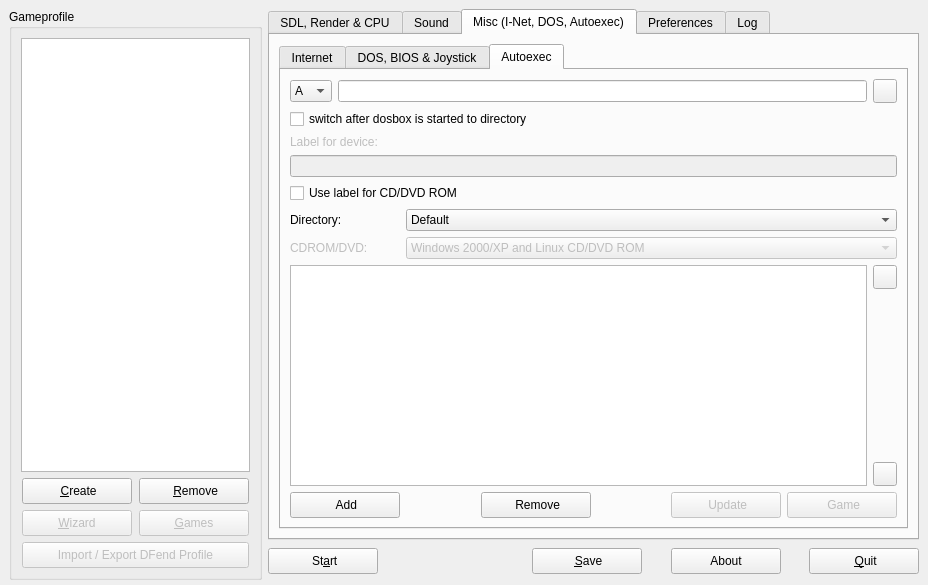
Before: the Qt Designer form ui/dboxfe.ui in LasDesu/DBoxFE, drawn with Qt 5.
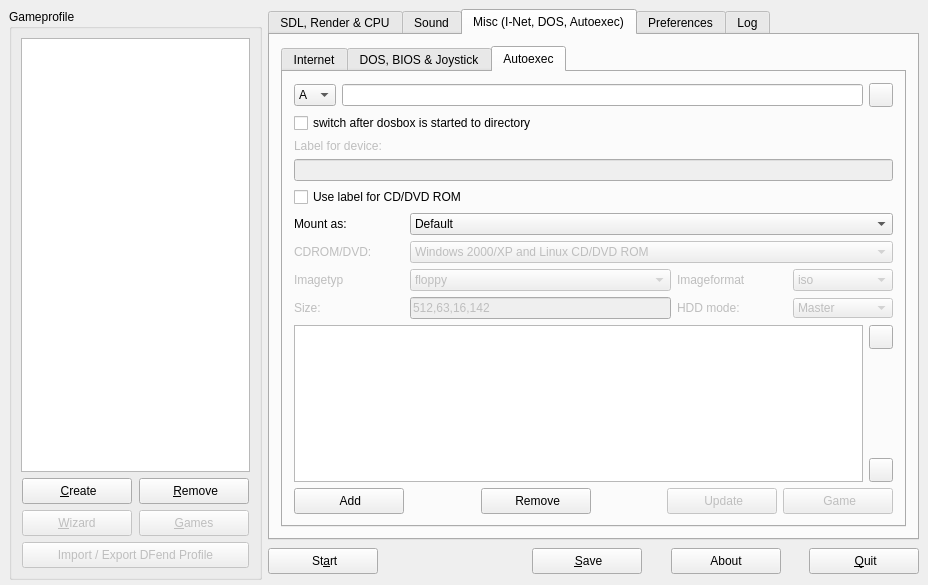
After: the same form once the commit is applied. The open tabs and pages were chosen to show the change. Icons and pictures are not drawn.

Commit message: * update dboxfe.ui   - add option to mount image file

What changed in the file:
```diff
--- a/ui/dboxfe.ui
+++ b/ui/dboxfe.ui
@@ -3223,24 +3223,6 @@
        <string>Misc (I-Net, DOS, Autoexec)</string>
       </attribute>
       <layout class="QGridLayout" >
-       <property name="leftMargin" >
-        <number>9</number>
-       </property>
-       <property name="topMargin" >
-        <number>9</number>
-       </property>
-       <property name="rightMargin" >
-        <number>9</number>
-       </property>
-       <property name="bottomMargin" >
-        <number>9</number>
-       </property>
-       <property name="horizontalSpacing" >
-        <number>6</number>
-       </property>
-       <property name="verticalSpacing" >
-        <number>6</number>
-       </property>
        <item row="0" column="0" >
         <widget class="QTabWidget" name="twMisc" >
          <property name="currentIndex" >
@@ -4692,433 +4674,6 @@
            <string>Autoexec</string>
           </attribute>
           <layout class="QGridLayout" >
-           <property name="leftMargin" >
-            <number>9</number>
-           </property>
-           <property name="topMargin" >
-            <number>9</number>
-           </property>
-           <property name="rightMargin" >
-            <number>9</number>
-           </property>
-           <property name="bottomMargin" >
-            <number>9</number>
-           </property>
-           <property name="horizontalSpacing" >
-            <number>6</number>
-           </property>
-           <property name="verticalSpacing" >
-            <number>6</number>
-           </property>
-           <item row="5" column="0" colspan="2" >
-            <layout class="QHBoxLayout" >
-             <property name="spacing" >
-              <number>6</number>
-             </property>
-             <property name="leftMargin" >
-              <number>0</number>
-             </property>
-             <property name="topMargin" >
-              <number>0</number>
-             </property>
-             <property name="rightMargin" >
-              <number>0</number>
-             </property>
-             <property name="bottomMargin" >
-              <number>0</number>
-             </property>
-             <item>
-              <widget class="QPushButton" name="btnAutoexecAdd" >
-               <property name="minimumSize" >
-                <size>
-                 <width>110</width>
-                 <height>26</height>
-                </size>
-               </property>
-               <property name="maximumSize" >
-                <size>
-                 <width>110</width>
-                 <height>26</height>
-                </size>
-               </property>
-               <property name="text" >
-                <string> Add</string>
-               </property>
-               <property name="icon" >
-                <iconset resource="../res/dboxfe.qrc" >:/pics/images/add_16.png</iconset>
-               </property>
-               <property name="flat" >
-                <bool>false</bool>
-               </property>
-              </widget>
-             </item>
-             <item>
-              <spacer>
-               <property name="orientation" >
-                <enum>Qt::Horizontal</enum>
-               </property>
-               <property name="sizeHint" >
-                <size>
-                 <width>40</width>
-                 <height>20</height>
-                </size>
-               </property>
-              </spacer>
-             </item>
-             <item>
-              <widget class="QPushButton" name="btnAutoexecRemove" >
-               <property name="minimumSize" >
-                <size>
-                 <width>110</width>
-                 <height>26</height>
-                </size>
-               </property>
-               <property name="maximumSize" >
-                <size>
-                 <width>110</width>
-                 <height>26</height>
-                </size>
-               </property>
-               <property name="text" >
-                <string> Remove</string>
-               </property>
-               <property name="icon" >
-                <iconset resource="../res/dboxfe.qrc" >:/pics/images/delete_16.png</iconset>
-               </property>
-              </widget>
-             </item>
-             <item>
-              <spacer>
-               <property name="orientation" >
-                <enum>Qt::Horizontal</enum>
-               </property>
-               <property name="sizeHint" >
-                <size>
-                 <width>40</width>
-                 <height>20</height>
-                </size>
-               </property>
-              </spacer>
-             </item>
-             <item>
-              <widget class="QPushButton" name="btnAutoexecUpdate" >
-               <property name="enabled" >
-                <bool>false</bool>
-               </property>
-               <property name="minimumSize" >
-                <size>
-                 <width>110</width>
-                 <height>26</height>
-                </size>
-               </property>
-               <property name="maximumSize" >
-                <size>
-                 <width>110</width>
-                 <height>26</height>
-                </size>
-               </property>
-               <property name="text" >
-                <string> Update</string>
-               </property>
-               <property name="icon" >
-                <iconset resource="../res/dboxfe.qrc" >:/pics/images/undo_16.png</iconset>
-               </property>
-              </widget>
-             </item>
-             <item>
-              <widget class="QPushButton" name="btnGame" >
-               <property name="enabled" >
-                <bool>false</bool>
-               </property>
-               <property name="minimumSize" >
-                <size>
-                 <width>110</width>
-                 <height>26</height>
-                </size>
-               </property>
-               <property name="maximumSize" >
-                <size>
-                 <width>110</width>
-                 <height>26</height>
-                </size>
-               </property>
-               <property name="text" >
-                <string> Game</string>
-               </property>
-               <property name="icon" >
-                <iconset resource="../res/dboxfe.qrc" >:/pics/images/disc-media_16.png</iconset>
-               </property>
-              </widget>
-             </item>
-            </layout>
-           </item>
-           <item row="4" column="1" >
-            <layout class="QGridLayout" >
-             <property name="leftMargin" >
-              <number>0</number>
-             </property>
-             <property name="topMargin" >
-              <number>0</number>
-             </property>
-             <property name="rightMargin" >
-              <number>0</number>
-             </property>
-             <property name="bottomMargin" >
-              <number>0</number>
-             </property>
-             <property name="horizontalSpacing" >
-              <number>6</number>
-             </property>
-             <property name="verticalSpacing" >
-              <number>6</number>
-             </property>
-             <item row="1" column="0" >
-              <spacer>
-               <property name="orientation" >
-                <enum>Qt::Vertical</enum>
-               </property>
-               <property name="sizeHint" >
-                <size>
-                 <width>20</width>
-                 <height>40</height>
-                </size>
-               </property>
-              </spacer>
-             </item>
-             <item row="2" column="0" >
-              <widget class="QPushButton" name="btnAutoexecDown" >
-               <property name="minimumSize" >
-                <size>
-                 <width>24</width>
-                 <height>24</height>
-                </size>
-               </property>
-               <property name="maximumSize" >
-                <size>
-                 <width>24</width>
-                 <height>24</height>
-                </size>
-               </property>
-               <property name="text" >
-                <string/>
-               </property>
-               <property name="icon" >
-                <iconset resource="../res/dboxfe.qrc" >:/pics/images/arrow-down_16.png</iconset>
-               </property>
-              </widget>
-             </item>
-             <item row="0" column="0" >
-              <widget class="QPushButton" name="btnAutoexecUp" >
-               <property name="minimumSize" >
-                <size>
-                 <width>24</width>
-                 <height>24</height>
-                </size>
-               </property>
-               <property name="maximumSize" >
-                <size>
-                 <width>24</width>
-                 <height>24</height>
-                </size>
-               </property>
-               <property name="text" >
-                <string/>
-               </property>
-               <property name="icon" >
-                <iconset resource="../res/dboxfe.qrc" >:/pics/images/arrow-up_16.png</iconset>
-               </property>
-              </widget>
-             </item>
-            </layout>
-           </item>
-           <item row="3" column="0" colspan="2" >
-            <layout class="QGridLayout" >
-             <property name="leftMargin" >
-              <number>0</number>
-             </property>
-             <property name="topMargin" >
-              <number>0</number>
-             </property>
-             <property name="rightMargin" >
-              <number>0</number>
-             </property>
-             <property name="bottomMargin" >
-              <number>0</number>
-             </property>
-             <property name="horizontalSpacing" >
-              <number>6</number>
-             </property>
-             <property name="verticalSpacing" >
-              <number>6</number>
-             </property>
-             <item row="0" column="0" >
-              <widget class="QLabel" name="lblAutoexecCDDVDROMOption" >
-               <property name="enabled" >
-                <bool>false</bool>
-               </property>
-               <property name="minimumSize" >
-                <size>
-                 <width>110</width>
-                 <height>0</height>
-                </size>
-               </property>
-               <property name="maximumSize" >
-                <size>
-                 <width>110</width>
-                 <height>16777215</height>
-                </size>
-               </property>
-               <property name="text" >
-                <string>CDROM/DVD:</string>
-               </property>
-               <property name="buddy" >
-                <cstring>cbxAutoexecCDDVDROMOption</cstring>
-               </property>
-              </widget>
-             </item>
-             <item row="0" column="1" >
-              <widget class="QComboBox" name="cbxAutoexecCDDVDROMOption" >
-               <property name="enabled" >
-                <bool>false</bool>
-               </property>
-               <item>
-                <property name="text" >
-                 <string>Windows 2000/XP and Linux CD/DVD ROM</string>
-                </property>
-               </item>
-               <item>
-                <property name="text" >
-                 <string>Windows 98 CD/DVD ROM</string>
-                </property>
-               </item>
-              </widget>
-             </item>
-            </layout>
-           </item>
-           <item row="2" column="0" colspan="2" >
-            <layout class="QGridLayout" >
-             <property name="leftMargin" >
-              <number>0</number>
-             </property>
-             <property name="topMargin" >
-              <number>0</number>
-             </property>
-             <property name="rightMargin" >
-              <number>0</number>
-             </property>
-             <property name="bottomMargin" >
-              <number>0</number>
-             </property>
-             <property name="horizontalSpacing" >
-              <number>6</number>
-             </property>
-             <property name="verticalSpacing" >
-              <number>6</number>
-             </property>
-             <item row="0" column="0" >
-              <widget class="QLabel" name="lblAutoexecDirectoryOption" >
-               <property name="minimumSize" >
-                <size>
-                 <width>110</width>
-                 <height>0</height>
-                </size>
-               </property>
-               <property name="maximumSize" >
-                <size>
-                 <width>110</width>
-                 <height>16777215</height>
-                </size>
-               </property>
-               <property name="text" >
-                <string>Directory:</string>
-               </property>
-               <property name="buddy" >
-                <cstring>cbxAutoexecDirectoryOption</cstring>
-               </property>
-              </widget>
-             </item>
-             <item row="0" column="1" >
-              <widget class="QComboBox" name="cbxAutoexecDirectoryOption" >
-               <item>
-                <property name="text" >
-                 <string>Default</string>
-                </property>
-               </item>
-               <item>
-                <property name="text" >
-                 <string>Use directory as CD/DVD ROM</string>
-                </property>
-               </item>
-               <item>
-                <property name="text" >
-                 <string>Use directory as floppy drive</string>
-                </property>
-               </item>
-              </widget>
-             </item>
-            </layout>
-           </item>
-           <item row="1" column="0" colspan="2" >
-            <layout class="QGridLayout" >
-             <property name="leftMargin" >
-              <number>0</number>
-             </property>
-             <property name="topMargin" >
-              <number>0</number>
-             </property>
-             <property name="rightMargin" >
-              <number>0</number>
-             </property>
-             <property name="bottomMargin" >
-              <number>0</number>
-             </property>
-             <property name="horizontalSpacing" >
-              <number>6</number>
-             </property>
-             <property name="verticalSpacing" >
-              <number>6</number>
-             </property>
-             <item row="2" column="0" >
-              <widget class="QCheckBox" name="chkBoxLabelCDDVD" >
-               <property name="text" >
-                <string>Use label for CD/DVD ROM</string>
-               </property>
-              </widget>
-             </item>
-             <item row="0" column="0" >
-              <widget class="QLabel" name="lblDeviceName" >
-               <property name="enabled" >
-                <bool>false</bool>
-               </property>
-               <property name="minimumSize" >
-                <size>
-                 <width>110</width>
-                 <height>0</height>
-                </size>
-               </property>
-               <property name="maximumSize" >
-                <size>
-                 <width>110</width>
-                 <height>16777215</height>
-                </size>
-               </property>
-               <property name="text" >
-                <string>Label for device:</string>
-               </property>
-               <property name="buddy" >
-                <cstring>LEDeviceLabel</cstring>
-               </property>
-              </widget>
-             </item>
-             <item row="1" column="0" >
-              <widget class="QLineEdit" name="LEDeviceLabel" >
-               <property name="enabled" >
-                <bool>false</bool>
-               </property>
-              </widget>
-             </item>
-            </layout>
-           </item>
            <item row="0" column="0" colspan="2" >
             <layout class="QGridLayout" >
              <property name="leftMargin" >
@@ -5310,14 +4865,626 @@
                 </widget>
                </item>
                <item row="0" column="1" >
-                <widget class="QLineEdit" name="LEDrives" />
+                <widget class="QLineEdit" name="LEDrives" >
+                 <property name="text" >
+                  <string/>
+                 </property>
+                </widget>
                </item>
               </layout>
              </item>
             </layout>
            </item>
+           <item row="1" column="0" colspan="2" >
+            <layout class="QGridLayout" >
+             <property name="leftMargin" >
+              <number>0</number>
+             </property>
+             <property name="topMargin" >
+              <number>0</number>
+             </property>
+             <property name="rightMargin" >
+              <number>0</number>
+             </property>
+             <property name="bottomMargin" >
+              <number>0</number>
+             </property>
+             <property name="horizontalSpacing" >
+              <number>6</number>
+             </property>
+             <property name="verticalSpacing" >
+              <number>6</number>
+             </property>
+             <item row="2" column="0" >
+              <widget class="QCheckBox" name="chkBoxLabelCDDVD" >
+               <property name="text" >
+                <string>Use label for CD/DVD ROM</string>
+               </property>
+              </widget>
+             </item>
+             <item row="0" column="0" >
+              <widget class="QLabel" name="lblDeviceName" >
+               <property name="enabled" >
+                <bool>false</bool>
+               </property>
+               <property name="minimumSize" >
+                <size>
+                 <width>110</width>
+                 <height>0</height>
+                </size>
+               </property>
+               <property name="maximumSize" >
+                <size>
+                 <width>110</width>
+                 <height>16777215</height>
+                </size>
+               </property>
+               <property name="text" >
+                <string>Label for device:</string>
+               </property>
+               <property name="buddy" >
+                <cstring>LEDeviceLabel</cstring>
+               </property>
+              </widget>
+             </item>
+             <item row="1" column="0" >
+              <widget class="QLineEdit" name="LEDeviceLabel" >
+               <property name="enabled" >
+                <bool>false</bool>
+               </property>
+              </widget>
+             </item>
+            </layout>
+           </item>
+           <item row="2" column="0" colspan="2" >
+            <layout class="QHBoxLayout" >
+             <item>
+              <widget class="QLabel" name="lblAutoexecDirectoryOption" >
+               <property name="minimumSize" >
+                <size>
+                 <width>110</width>
+                 <height>0</height>
+                </size>
+               </property>
+               <property name="maximumSize" >
+                <size>
+                 <width>110</width>
+                 <height>16777215</height>
+                </size>
+               </property>
+               <property name="text" >
+                <string>Mount as:</string>
+               </property>
+               <property name="buddy" >
+                <cstring>cbxAutoexecDirectoryOption</cstring>
+               </property>
+              </widget>
+             </item>
+             <item>
+              <widget class="QComboBox" name="cbxAutoexecDirectoryOption" >
+               <item>
+                <property name="text" >
+                 <string>Default</string>
+                </property>
+               </item>
+               <item>
+                <property name="text" >
+                 <string>CD/DVD ROM</string>
+                </property>
+               </item>
+               <item>
+                <property name="text" >
+                 <string>Floppy</string>
+                </property>
+               </item>
+               <item>
+                <property name="text" >
+                 <string>Image</string>
+                </property>
+               </item>
+              </widget>
+             </item>
+            </layout>
+           </item>
+           <item row="3" column="0" colspan="2" >
+            <layout class="QGridLayout" >
+             <property name="leftMargin" >
+              <number>0</number>
+             </property>
+             <property name="topMargin" >
+              <number>0</number>
+             </property>
+             <property name="rightMargin" >
+              <number>0</number>
+             </property>
+             <property name="bottomMargin" >
+              <number>0</number>
+             </property>
+             <property name="horizontalSpacing" >
+              <number>6</number>
+             </property>
+             <property name="verticalSpacing" >
+              <number>6</number>
+             </property>
+             <item row="0" column="0" >
+              <widget class="QLabel" name="lblAutoexecCDDVDROMOption" >
+               <property name="enabled" >
+                <bool>false</bool>
+               </property>
+               <property name="minimumSize" >
+                <size>
+                 <width>110</width>
+                 <height>0</height>
+                </size>
+               </property>
+               <property name="maximumSize" >
+                <size>
+                 <width>110</width>
+                 <height>16777215</height>
+                </size>
+               </property>
+               <property name="text" >
+                <string>CDROM/DVD:</string>
+               </property>
+               <property name="buddy" >
+                <cstring>cbxAutoexecCDDVDROMOption</cstring>
+               </property>
+              </widget>
+             </item>
+             <item row="0" column="1" >
+              <widget class="QComboBox" name="cbxAutoexecCDDVDROMOption" >
+               <property name="enabled" >
+                <bool>false</bool>
+               </property>
+               <item>
+                <property name="text" >
+                 <string>Windows 2000/XP and Linux CD/DVD ROM</string>
+                </property>
+               </item>
+               <item>
+                <property name="text" >
+                 <string>Windows 98 CD/DVD ROM</string>
+                </property>
+               </item>
+              </widget>
+             </item>
+            </layout>
+           </item>
            <item row="4" column="0" >
-            <widget class="QListWidget" name="lwAutoexec" />
+            <layout class="QHBoxLayout" >
+             <item>
+              <widget class="QLabel" name="lblAutoexecImageTyp" >
+               <property name="enabled" >
+                <bool>false</bool>
+               </property>
+               <property name="minimumSize" >
+                <size>
+                 <width>110</width>
+                 <height>0</height>
+                </size>
+               </property>
+               <property name="maximumSize" >
+                <size>
+                 <width>110</width>
+                 <height>16777215</height>
+                </size>
+               </property>
+               <property name="text" >
+                <string>Imagetyp</string>
+               </property>
+               <property name="buddy" >
+                <cstring>cbxAutoexecCDDVDROMOption</cstring>
+               </property>
+              </widget>
+             </item>
+             <item>
+              <widget class="QComboBox" name="cbxAutoexecImageTyp" >
+               <property name="enabled" >
+                <bool>false</bool>
+               </property>
+               <item>
+                <property name="text" >
+                 <string>floppy</string>
+                </property>
+               </item>
+               <item>
+                <property name="text" >
+                 <string>iso</string>
+                </property>
+               </item>
+               <item>
+                <property name="text" >
+                 <string>hdd</string>
+                </property>
+               </item>
+              </widget>
+             </item>
+            </layout>
+           </item>
+           <item row="4" column="1" >
+            <layout class="QHBoxLayout" >
+             <item>
+              <widget class="QLabel" name="lblAutoexecImageFormat" >
+               <property name="enabled" >
+                <bool>false</bool>
+               </property>
+               <property name="minimumSize" >
+                <size>
+                 <width>110</width>
+                 <height>0</height>
+                </size>
+               </property>
+               <property name="maximumSize" >
+                <size>
+                 <width>110</width>
+                 <height>16777215</height>
+                </size>
+               </property>
+               <property name="text" >
+                <string>Imageformat</string>
+               </property>
+               <property name="buddy" >
+                <cstring>cbxAutoexecCDDVDROMOption</cstring>
+               </property>
+              </widget>
+             </item>
+             <item>
+              <widget class="QComboBox" name="cbxAutoexecImageFormat" >
+               <property name="enabled" >
+                <bool>false</bool>
+               </property>
+               <item>
+                <property name="text" >
+                 <string>iso</string>
+                </property>
+               </item>
+               <item>
+                <property name="text" >
+                 <string>fat</string>
+                </property>
+               </item>
+               <item>
+                <property name="text" >
+                 <string>none</string>
+                </property>
+               </item>
+              </widget>
+             </item>
+            </layout>
+           </item>
+           <item row="5" column="0" >
+            <layout class="QHBoxLayout" >
+             <item>
+              <widget class="QLabel" name="lblAutoexecImageSize" >
+               <property name="enabled" >
+                <bool>false</bool>
+               </property>
+               <property name="minimumSize" >
+                <size>
+                 <width>110</width>
+                 <height>0</height>
+                </size>
+               </property>
+               <property name="maximumSize" >
+                <size>
+                 <width>110</width>
+                 <height>16777215</height>
+                </size>
+               </property>
+               <property name="text" >
+                <string>Size:</string>
+               </property>
+               <property name="buddy" >
+                <cstring>cbxAutoexecCDDVDROMOption</cstring>
+               </property>
+              </widget>
+             </item>
+             <item>
+              <widget class="QLineEdit" name="LEImageSize" >
+               <property name="enabled" >
+                <bool>false</bool>
+               </property>
+               <property name="toolTip" >
+                <string>sectorsbytesize, sectorsperhead, heads, cylinders</string>
+               </property>
+               <property name="statusTip" >
+                <string>sectorsbytesize, sectorsperhead, heads, cylinders</string>
+               </property>
+               <property name="whatsThis" >
+                <string>sectorsbytesize, sectorsperhead, heads, cylinders</string>
+               </property>
+               <property name="text" >
+                <string>512,63,16,142</string>
+               </property>
+              </widget>
+             </item>
+            </layout>
+           </item>
+           <item row="5" column="1" >
+            <layout class="QHBoxLayout" >
+             <item>
+              <widget class="QLabel" name="lblAutoexecImageHddMode" >
+               <property name="enabled" >
+                <bool>false</bool>
+               </property>
+               <property name="minimumSize" >
+                <size>
+                 <width>110</width>
+                 <height>0</height>
+                </size>
+               </property>
+               <property name="maximumSize" >
+                <size>
+                 <width>110</width>
+                 <height>16777215</height>
+                </size>
+               </property>
+               <property name="text" >
+                <string>HDD mode:</string>
+               </property>
+               <property name="buddy" >
+                <cstring>cbxAutoexecCDDVDROMOption</cstring>
+               </property>
+              </widget>
+             </item>
+             <item>
+              <widget class="QComboBox" name="cbxAutoexecImageHddMode" >
+               <property name="enabled" >
+                <bool>false</bool>
+               </property>
+               <property name="minimumSize" >
+                <size>
+                 <width>100</width>
+                 <height>20</height>
+                </size>
+               </property>
+               <property name="maximumSize" >
+                <size>
+                 <width>100</width>
+                 <height>20</height>
+                </size>
+               </property>
+               <item>
+                <property name="text" >
+                 <string>Master</string>
+                </property>
+               </item>
+               <item>
+                <property name="text" >
+                 <string>Slave</string>
+                </property>
+               </item>
+              </widget>
+             </item>
+            </layout>
+           </item>
+           <item row="6" column="0" colspan="2" >
+            <layout class="QGridLayout" >
+             <item row="0" column="0" >
+              <widget class="QListWidget" name="lwAutoexec" />
+             </item>
+             <item row="0" column="1" >
+              <layout class="QGridLayout" >
+               <property name="leftMargin" >
+                <number>0</number>
+               </property>
+               <property name="topMargin" >
+                <number>0</number>
+               </property>
+               <property name="rightMargin" >
+                <number>0</number>
+               </property>
+               <property name="bottomMargin" >
+                <number>0</number>
+               </property>
+               <property name="horizontalSpacing" >
+                <number>6</number>
+               </property>
+               <property name="verticalSpacing" >
+                <number>6</number>
+               </property>
+               <item row="1" column="0" >
+                <spacer>
+                 <property name="orientation" >
+                  <enum>Qt::Vertical</enum>
+                 </property>
+                 <property name="sizeHint" >
+                  <size>
+                   <width>20</width>
+                   <height>40</height>
+                  </size>
+                 </property>
+                </spacer>
+               </item>
+               <item row="2" column="0" >
+                <widget class="QPushButton" name="btnAutoexecDown" >
+                 <property name="minimumSize" >
+                  <size>
+                   <width>24</width>
+                   <height>24</height>
+                  </size>
+                 </property>
+                 <property name="maximumSize" >
+                  <size>
+                   <width>24</width>
+                   <height>24</height>
+                  </size>
+                 </property>
+                 <property name="text" >
+                  <string/>
+                 </property>
+                 <property name="icon" >
+                  <iconset resource="../res/dboxfe.qrc" >:/pics/images/arrow-down_16.png</iconset>
+                 </property>
+                </widget>
+               </item>
+               <item row="0" column="0" >
+                <widget class="QPushButton" name="btnAutoexecUp" >
+                 <property name="minimumSize" >
+                  <size>
+                   <width>24</width>
+                   <height>24</height>
+                  </size>
+                 </property>
+                 <property name="maximumSize" >
+                  <size>
+                   <width>24</width>
+                   <height>24</height>
+                  </size>
+                 </property>
+                 <property name="text" >
+                  <string/>
+                 </property>
+                 <property name="icon" >
+                  <iconset resource="../res/dboxfe.qrc" >:/pics/images/arrow-up_16.png</iconset>
+                 </property>
+                </widget>
+               </item>
+              </layout>
+             </item>
+            </layout>
+           </item>
+           <item row="7" column="0" colspan="2" >
+            <layout class="QHBoxLayout" >
+             <property name="spacing" >
+              <number>6</number>
+             </property>
+             <property name="leftMargin" >
+              <number>0</number>
+             </property>
+             <property name="topMargin" >
+              <number>0</number>
+             </property>
+             <property name="rightMargin" >
+              <number>0</number>
+             </property>
+             <property name="bottomMargin" >
+              <number>0</number>
+             </property>
+             <item>
+              <widget class="QPushButton" name="btnAutoexecAdd" >
+               <property name="minimumSize" >
+                <size>
+                 <width>110</width>
+                 <height>26</height>
+                </size>
+               </property>
+               <property name="maximumSize" >
+                <size>
+                 <width>110</width>
+                 <height>26</height>
+                </size>
+               </property>
+               <property name="text" >
+                <string> Add</string>
+               </property>
+               <property name="icon" >
+                <iconset resource="../res/dboxfe.qrc" >:/pics/images/add_16.png</iconset>
+               </property>
+               <property name="flat" >
+                <bool>false</bool>
+               </property>
+              </widget>
+             </item>
+             <item>
+              <spacer>
+               <property name="orientation" >
+                <enum>Qt::Horizontal</enum>
+               </property>
+               <property name="sizeHint" >
+                <size>
+                 <width>40</width>
+                 <height>20</height>
+                </size>
+               </property>
+              </spacer>
+             </item>
+             <item>
+              <widget class="QPushButton" name="btnAutoexecRemove" >
+               <property name="minimumSize" >
+                <size>
+                 <width>110</width>
+                 <height>26</height>
+                </size>
+               </property>
+               <property name="maximumSize" >
+                <size>
+                 <width>110</width>
+                 <height>26</height>
+                </size>
+               </property>
+               <property name="text" >
+                <string> Remove</string>
+               </property>
+               <property name="icon" >
+                <iconset resource="../res/dboxfe.qrc" >:/pics/images/delete_16.png</iconset>
+               </property>
+              </widget>
+             </item>
+             <item>
+              <spacer>
+               <property name="orientation" >
+                <enum>Qt::Horizontal</enum>
+               </property>
+               <property name="sizeHint" >
+                <size>
+                 <width>40</width>
+                 <height>20</height>
+                </size>
+               </property>
+              </spacer>
+             </item>
+             <item>
+              <widget class="QPushButton" name="btnAutoexecUpdate" >
+               <property name="enabled" >
+                <bool>false</bool>
+               </property>
+               <property name="minimumSize" >
+                <size>
+                 <width>110</width>
+                 <height>26</height>
+                </size>
+               </property>
+               <property name="maximumSize" >
+                <size>
+                 <width>110</width>
+                 <height>26</height>
+                </size>
+               </property>
+               <property name="text" >
+                <string> Update</string>
+               </property>
+               <property name="icon" >
+                <iconset resource="../res/dboxfe.qrc" >:/pics/images/undo_16.png</iconset>
+               </property>
+              </widget>
+             </item>
+             <item>
+              <widget class="QPushButton" name="btnGame" >
+               <property name="enabled" >
+                <bool>false</bool>
+               </property>
+               <property name="minimumSize" >
+                <size>
+                 <width>110</width>
+                 <height>26</height>
+                </size>
+               </property>
+               <property name="maximumSize" >
+                <size>
+                 <width>110</width>
+                 <height>26</height>
+                </size>
+               </property>
+               <property name="text" >
+                <string> Game</string>
+               </property>
+               <property name="icon" >
+                <iconset resource="../res/dboxfe.qrc" >:/pics/images/disc-media_16.png</iconset>
+               </property>
+              </widget>
+             </item>
+            </layout>
            </item>
           </layout>
          </widget>
```
Left out of the diff: 80 changed lines with no effect on the pictures.
